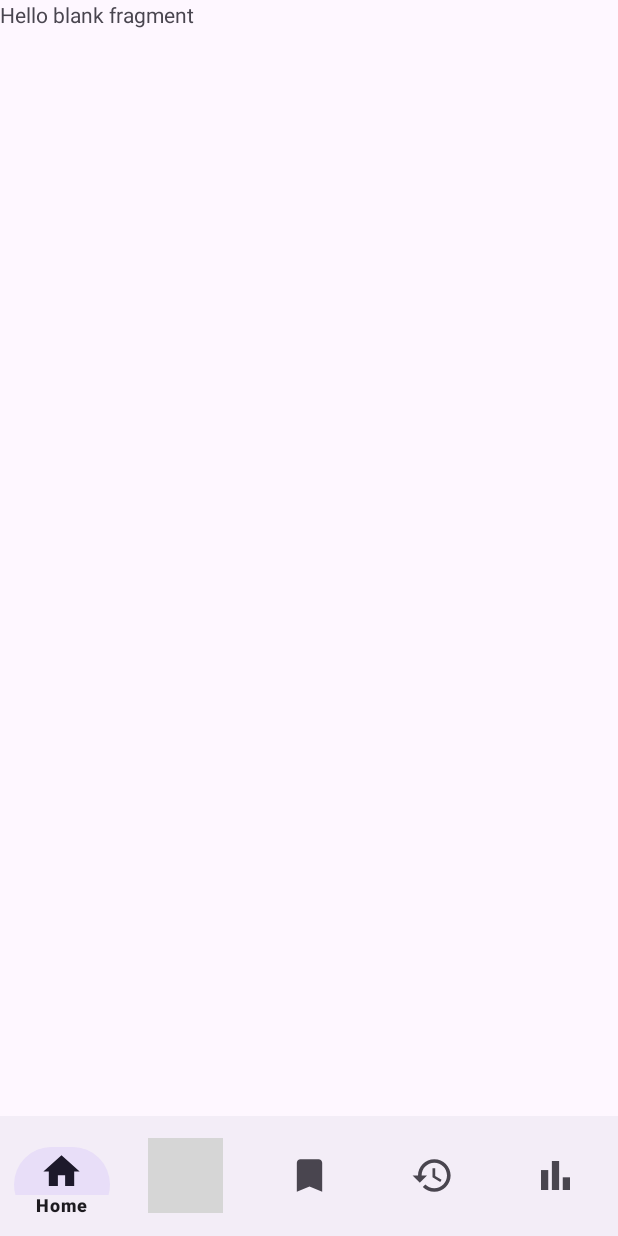
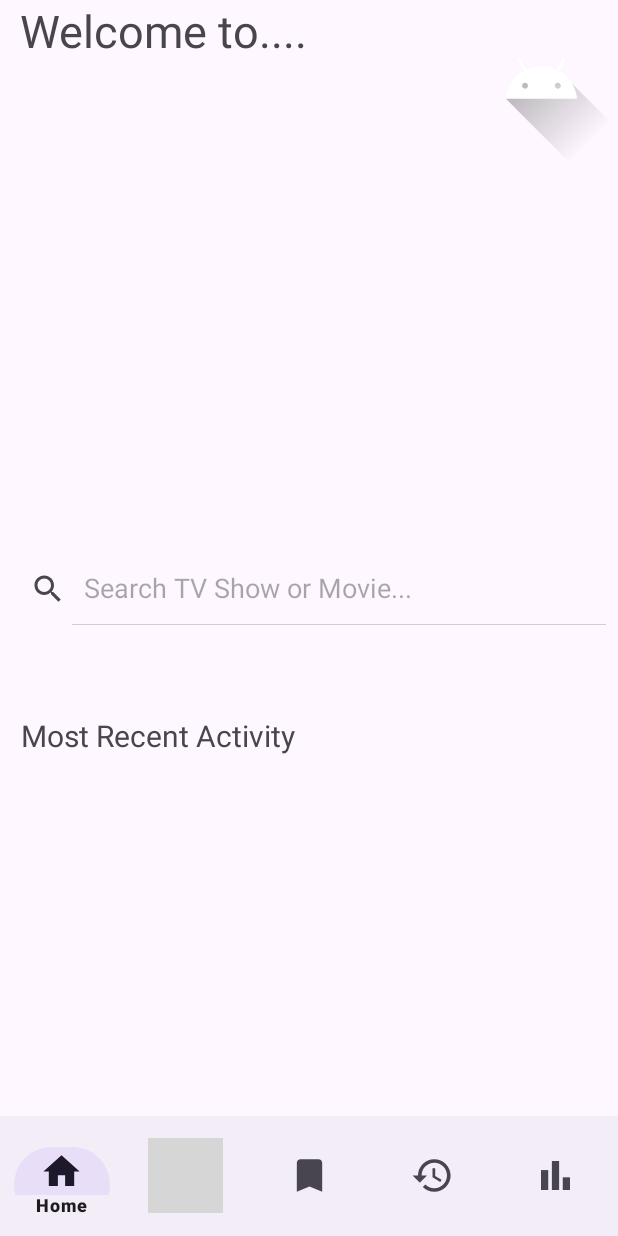
Before and after one commit to dsciocan/media-tracker-front, an Android app: the screen it shows after launch (MainActivity), on a phone screen of 412 x 824 dp. Run offline under Robolectric (Android 15) with nearby library versions, the phone set to English and light mode, and no system bars; grey boxes are pictures that could not be loaded.

Commit message:
Design: add objects to Home fragment layout

```diff
--- a/app/src/main/res/layout/fragment_home.xml
+++ b/app/src/main/res/layout/fragment_home.xml
@@ -3,12 +3,88 @@
     xmlns:tools="http://schemas.android.com/tools"
     android:layout_width="match_parent"
     android:layout_height="match_parent"
+    xmlns:app="http://schemas.android.com/apk/res-auto"
     tools:context=".fragments.HomeFragment">
 
-    <!-- TODO: Update blank fragment layout -->
+<androidx.constraintlayout.widget.ConstraintLayout
+    android:layout_width="match_parent"
+    android:layout_height="match_parent"
+    android:id="@+id/main"
+    >
+
+
     <TextView
-        android:layout_width="match_parent"
-        android:layout_height="match_parent"
-        android:text="@string/hello_blank_fragment" />
+        android:id="@+id/HomeTitle"
+        android:layout_width="wrap_content"
+        android:layout_height="wrap_content"
+        android:textSize="30sp"
+        app:layout_constraintStart_toStartOf="parent"
+        app:layout_constraintEnd_toEndOf="parent"
+        app:layout_constraintTop_toTopOf="parent"
+        app:layout_constraintHorizontal_bias="0.06"
+        android:text="Welcome to...." />
+
+    <com.google.android.material.imageview.ShapeableImageView
+        android:id="@+id/ProfilePicImage"
+        android:layout_width="102dp"
+        android:layout_height="111dp"
+        android:adjustViewBounds="true"
+        app:layout_constraintStart_toStartOf="@+id/HomeTitle"
+        app:layout_constraintEnd_toEndOf="parent"
+        app:layout_constraintTop_toTopOf="parent"
+        app:layout_constraintHorizontal_bias="1"
+        android:scaleType="centerCrop"
+        android:src="@drawable/ic_launcher_foreground"
+        tools:src="@tools:sample/avatars"
+        app:shapeAppearance="@style/roundedImageView"
+        />
+
+    <SearchView
+        android:layout_width="0dp"
+        android:layout_height="wrap_content"
+        android:id="@+id/SearchViewHome"
+        app:layout_constraintStart_toStartOf="parent"
+        app:layout_constraintEnd_toEndOf="parent"
+        app:layout_constraintTop_toBottomOf="@+id/HomeTitle"
+        app:layout_constraintBottom_toBottomOf="parent"
+        android:queryHint="Search TV Show or Movie..."
+        android:iconifiedByDefault="false"
+        >
+    </SearchView>
+
+    <TextView
+        android:id="@+id/FilterTitle"
+        android:layout_width="wrap_content"
+        android:layout_height="wrap_content"
+        android:textSize="20sp"
+        android:text="Most Recent Activity"
+        app:layout_constraintStart_toStartOf="parent"
+        app:layout_constraintEnd_toEndOf="parent"
+        app:layout_constraintTop_toBottomOf="@+id/SearchViewHome"
+        app:layout_constraintBottom_toBottomOf="parent"
+        app:layout_constraintHorizontal_bias="0.06"
+        app:layout_constraintVertical_bias="0.2"
+        />
+
+    <HorizontalScrollView
+        android:id="@+id/HorizontalScroll"
+        android:layout_width="409dp"
+        android:layout_height="230dp"
+        app:layout_constraintStart_toStartOf="parent"
+        app:layout_constraintEnd_toEndOf="parent"
+        app:layout_constraintTop_toBottomOf="@+id/FilterTitle"
+        app:layout_constraintBottom_toBottomOf="parent"
+        >
+
+        <LinearLayout
+            android:layout_width="wrap_content"
+            android:layout_height="match_parent"
+            android:orientation="vertical" />
+    </HorizontalScrollView>
+
+
+
+</androidx.constraintlayout.widget.ConstraintLayout>
+
 
 </FrameLayout>
```
